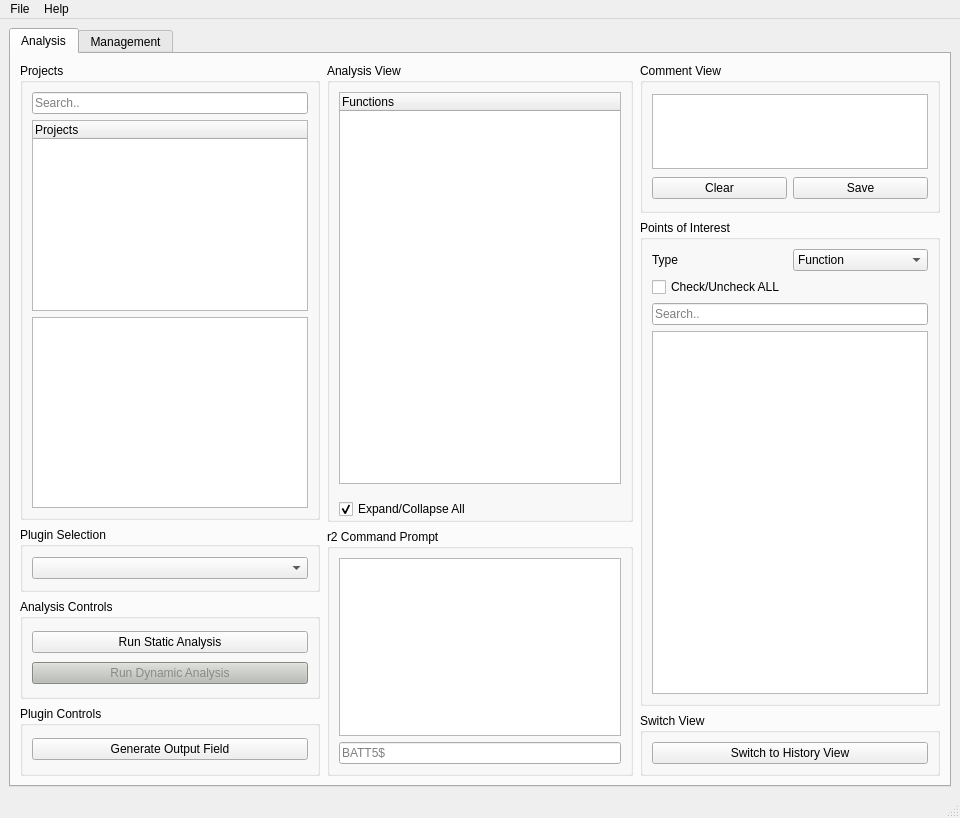
This is src/GUI/ui_files/BATT5_GUI.ui in adalio0/BATT5 as Qt 5 draws it before an edit. The edited form follows.
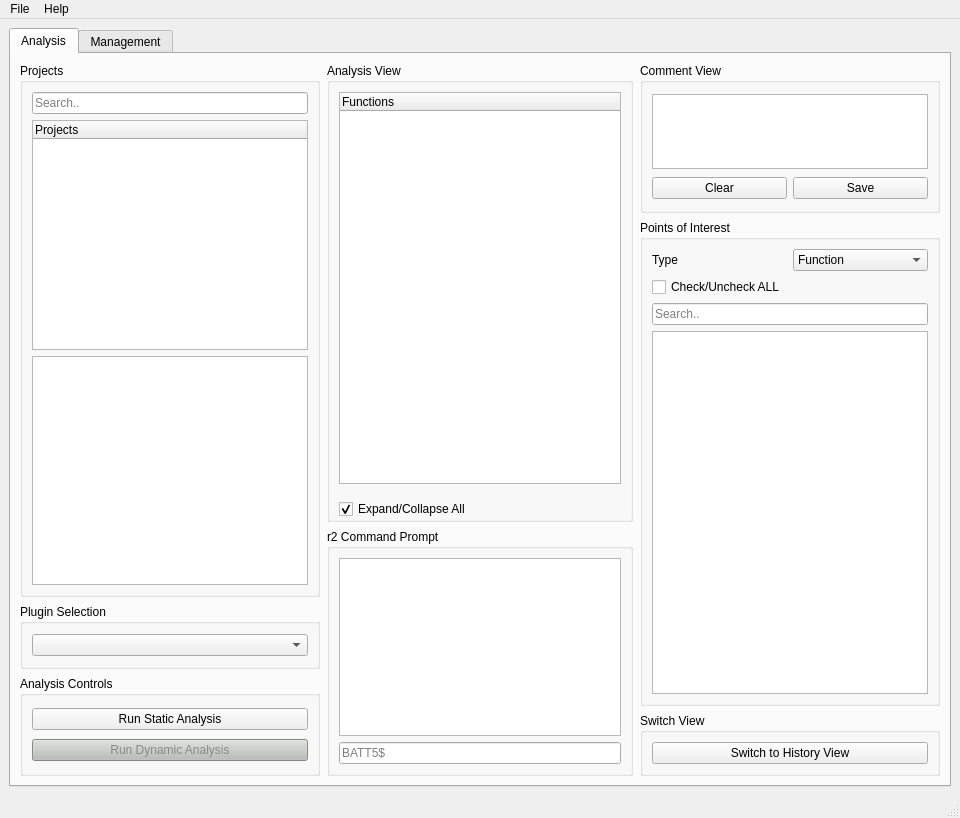
This is the edited form.

Commit message: not much

```diff
--- a/src/GUI/ui_files/BATT5_GUI.ui
+++ b/src/GUI/ui_files/BATT5_GUI.ui
@@ -215,34 +215,6 @@
                 </layout>
                </widget>
               </item>
-              <item>
-               <widget class="QGroupBox" name="pluginControls_box">
-                <property name="minimumSize">
-                 <size>
-                  <width>300</width>
-                  <height>70</height>
-                 </size>
-                </property>
-                <property name="maximumSize">
-                 <size>
-                  <width>250</width>
-                  <height>16777215</height>
-                 </size>
-                </property>
-                <property name="title">
-                 <string>Plugin Controls</string>
-                </property>
-                <layout class="QVBoxLayout" name="verticalLayout_10">
-                 <item>
-                  <widget class="QPushButton" name="generateScript_button">
-                   <property name="text">
-                    <string>Generate Output Field</string>
-                   </property>
-                  </widget>
-                 </item>
-                </layout>
-               </widget>
-              </item>
              </layout>
             </item>
             <item>
```
The commit also changes 2 other files.
